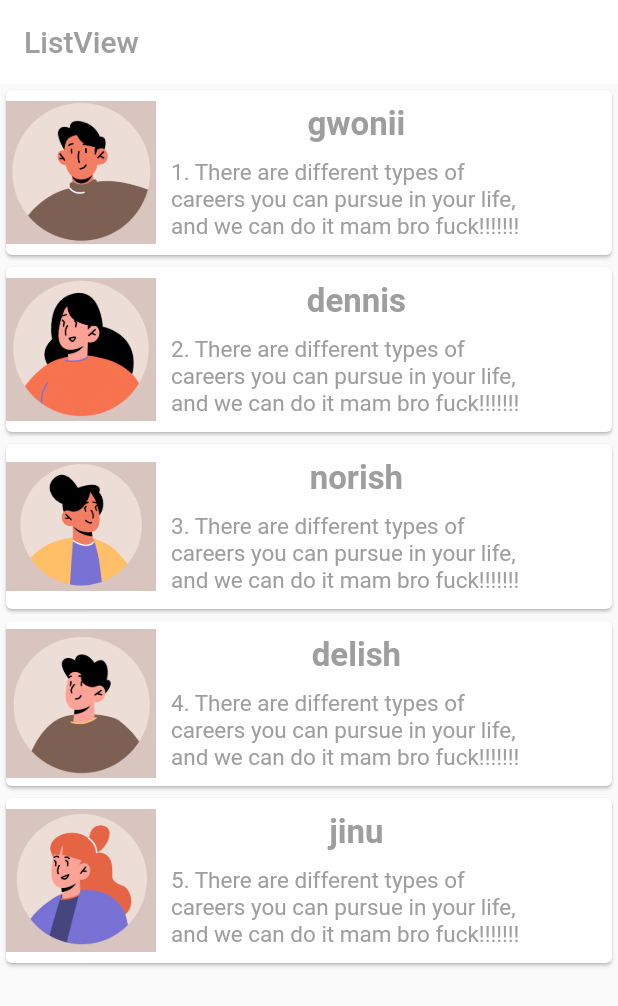
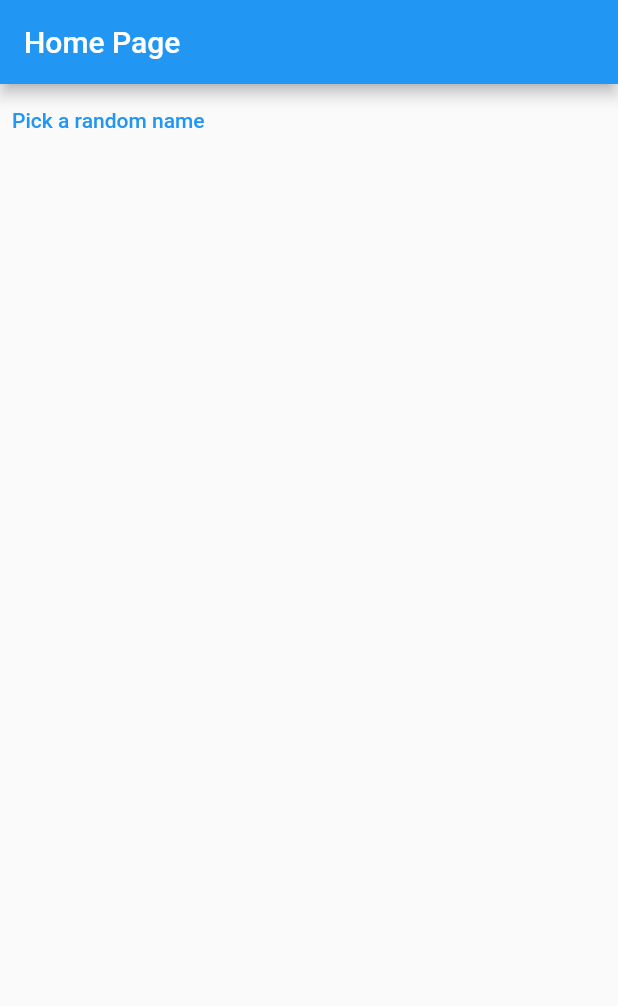
Before and after one commit to gwonii/flutter-first-app, a Flutter app: the screen it shows after launch, on a phone screen of 412 x 824 dp. Shown: the top 1006 px of the screen. Run offline on Flutter 3.47's test engine with Material 2 defaults, Android fonts, the phone set to English and light mode, and no system bars; our stand-ins replace bloc.

Commit message:
[feature] bloc 예제1 구현

```diff
--- /dev/null
+++ b/lib/bloc_sample.dart
@@ -0,0 +1,88 @@
+import 'package:flutter/material.dart';
+import 'package:bloc/bloc.dart';
+import 'dart:math' as math show Random;
+
+class BlocSampleView extends StatelessWidget {
+  const BlocSampleView({Key? key}) : super(key: key);
+
+  @override
+  Widget build(BuildContext context) {
+    return const MaterialApp(
+      title: "Bloc App Demo",
+      debugShowCheckedModeBanner: false,
+      home: HomePage(),
+    );
+  }
+}
+
+const names = ['Foo', 'Bar', 'Baz'];
+
+extension RandomElement<T> on Iterable<T> {
+  T getRandomElement() => elementAt(math.Random().nextInt(length));
+}
+
+class NameCubit extends Cubit<String?> {
+  NameCubit() : super(null);
+
+  void pickRandomName() => emit(names.getRandomElement());
+}
+
+class HomePage extends StatefulWidget {
+  const HomePage({Key? key}) : super(key: key);
+
+  @override
+  State<HomePage> createState() => _HomePageState();
+}
+
+class _HomePageState extends State<HomePage> {
+  late final NameCubit cubit;
+
+  @override
+  void initState() {
+    super.initState();
+    cubit = NameCubit();
+  }
+
+  @override
+  void dispose() {
+    cubit.close();
+    super.dispose();
+  }
+
+  @override
+  Widget build(BuildContext context) {
+    return Scaffold(
+      appBar: AppBar(
+        title: const Text("Home Page"),
+        backgroundColor: Colors.blue,
+      ),
+      body: StreamBuilder<String?>(
+        stream: cubit.stream,
+        builder: (_, snapshot) {
+          final button = TextButton(
+            onPressed: () => cubit.pickRandomName(),
+            child: const Text('Pick a random name'),
+          );
+          switch (snapshot.connectionState) {
+            case ConnectionState.none:
+              return button;
+            case ConnectionState.waiting:
+              return button;
+            case ConnectionState.active:
+              return Padding(
+                padding: const EdgeInsets.all(40),
+                child: Column(
+                  children: [
+                    Text(snapshot.data ?? ''),
+                    button,
+                  ],
+                ),
+              );
+            case ConnectionState.done:
+              return const SizedBox();
+          }
+        },
+      ),
+    );
+  }
+}
--- a/lib/listView.dart
+++ b/lib/listView.dart
@@ -1,13 +1,11 @@
 import 'package:flutter/material.dart';
 
-class ListViewApp  extends StatelessWidget {
-  const ListViewApp ({Key? key}) : super(key: key);
+class ListViewApp extends StatelessWidget {
+  const ListViewApp({Key? key}) : super(key: key);
 
   @override
   Widget build(BuildContext context) {
-    return const MaterialApp(
-        home: ListViewPage()
-    );
+    return const MaterialApp(home: ListViewPage());
   }
 }
 
@@ -19,14 +17,7 @@ class ListViewPage extends StatefulWidget {
 }
 
 class _ListViewPageState extends State<ListViewPage> {
-
-  var titleList = [
-    'gwonii',
-    'dennis',
-    'norish',
-    'delish',
-    'jinu'
-  ];
+  var titleList = ['gwonii23', 'dennis', 'norish', 'delish', 'jinu'];
 
   var imageList = [
     'Resources/profile_1.png',
@@ -58,9 +49,9 @@ class _ListViewPageState extends State<ListViewPage> {
       ),
       body: ListView.builder(
           itemCount: titleList.length,
-          itemBuilder: (context, index){
+          itemBuilder: (context, index) {
             return GestureDetector(
-              onTap: (){
+              onTap: () {
                 debugPrint(titleList[index]);
               },
               child: Card(
@@ -80,8 +71,7 @@ class _ListViewPageState extends State<ListViewPage> {
                             style: const TextStyle(
                                 fontSize: 22,
                                 fontWeight: FontWeight.bold,
-                                color: Colors.grey
-                            ),
+                                color: Colors.grey),
                           ),
                           const SizedBox(
                             height: 10,
@@ -91,9 +81,7 @@ class _ListViewPageState extends State<ListViewPage> {
                             child: Text(
                               description[index],
                               style: TextStyle(
-                                  fontSize: 15,
-                                  color: Colors.grey[500]
-                              ),
+                                  fontSize: 15, color: Colors.grey[500]),
                             ),
                           )
                         ],
@@ -103,8 +91,7 @@ class _ListViewPageState extends State<ListViewPage> {
                 ),
               ),
             );
-          }
-      ),
+          }),
     );
   }
 }
--- a/lib/main.dart
+++ b/lib/main.dart
@@ -1,6 +1,6 @@
 import 'package:flutter/material.dart';
-import 'listView.dart';
+import 'bloc_sample.dart';
 
 void main() {
-  runApp(const ListViewApp());
+  runApp(const BlocSampleView());
 }
--- a/pubspec.yaml
+++ b/pubspec.yaml
@@ -35,6 +35,7 @@ dependencies:
   # Use with the CupertinoIcons class for iOS style icons.
   cupertino_icons: ^1.0.2
   bloc: ^8.1.0
+  flutter_bloc: ^8.1.1
 
 dev_dependencies:
   flutter_test:
```
Also changed, not shown: 1 other file.
